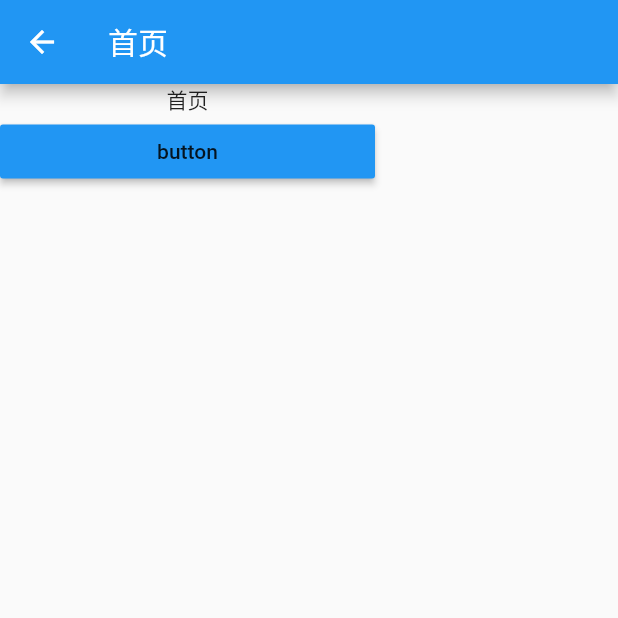
After one commit to vasesen/flutter_learn, a Flutter app: the screen it shows after launch, after a tap on "button", on a phone screen of 412 x 824 dp, the top half of it. The commit adds this screen. Run offline on Flutter 3.47's test engine with Material 2 defaults, Android fonts, the phone set to English and light mode, and no system bars; our stand-ins replace dio, fluttertoast, shared_preferences; network calls fail.

Commit message:
路由开发

```diff
--- /dev/null
+++ b/lib/model/video_model.dart
@@ -0,0 +1,4 @@
+class VideoModel {
+  int vid;
+  VideoModel(this.vid);
+}
--- /dev/null
+++ b/lib/page/detail.dart
@@ -0,0 +1,26 @@
+import 'package:bilibili_app/model/video_model.dart';
+import 'package:flutter/material.dart';
+
+class DetailPage extends StatefulWidget {
+  final VideoModel? videoModel;
+  //const DetailPage(this.videoModel);
+
+  DetailPage({Key? key, this.videoModel}) : super(key: key);
+
+  @override
+  _DetailPageState createState() => _DetailPageState();
+}
+
+class _DetailPageState extends State<DetailPage> {
+  @override
+  Widget build(BuildContext context) {
+    return Scaffold(
+      appBar: AppBar(
+        title: Text('详情页'),
+      ),
+      body: Container(
+        child: Text('详情页,vid:${widget.videoModel}'),
+      ),
+    );
+  }
+}
--- /dev/null
+++ b/lib/page/home_page.dart
@@ -0,0 +1,35 @@
+import 'package:bilibili_app/model/video_model.dart';
+import 'package:flutter/material.dart';
+
+class HomePage extends StatefulWidget {
+  HomePage({Key? key, required this.onJumpToDetail}) : super(key: key);
+  final ValueChanged<VideoModel> onJumpToDetail;
+  @override
+  _HomePageState createState() => _HomePageState();
+}
+
+void onJumpToDetail() {
+  VideoModel(15);
+}
+
+class _HomePageState extends State<HomePage> {
+  @override
+  Widget build(BuildContext context) {
+    return Scaffold(
+      appBar: AppBar(
+        title: Text('首页'),
+      ),
+      body: Container(
+          child: Column(
+        children: [
+          Text('首页'),
+          MaterialButton(
+              minWidth: 250,
+              color: Colors.blue,
+              child: (Text('button')),
+              onPressed: onJumpToDetail)
+        ],
+      )),
+    );
+  }
+}
```
Also changed, not shown: lib/main.dart (+58 -62 lines).
